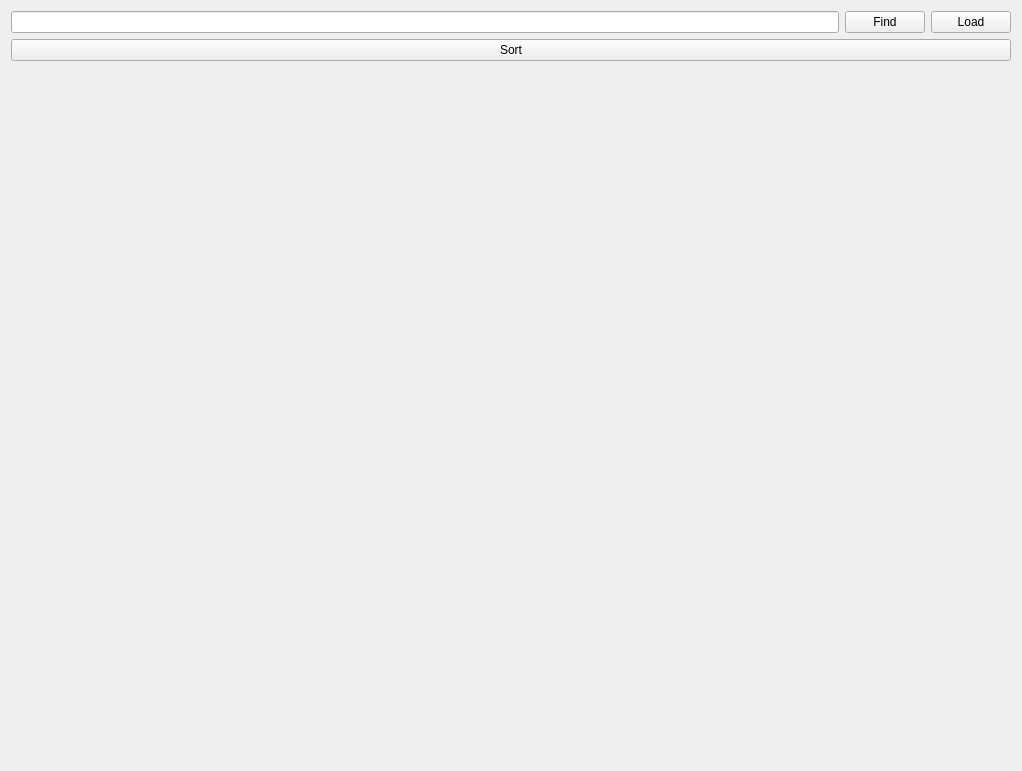
Qt form mainwindow.ui (brunoro/datamoksha) before a commit.
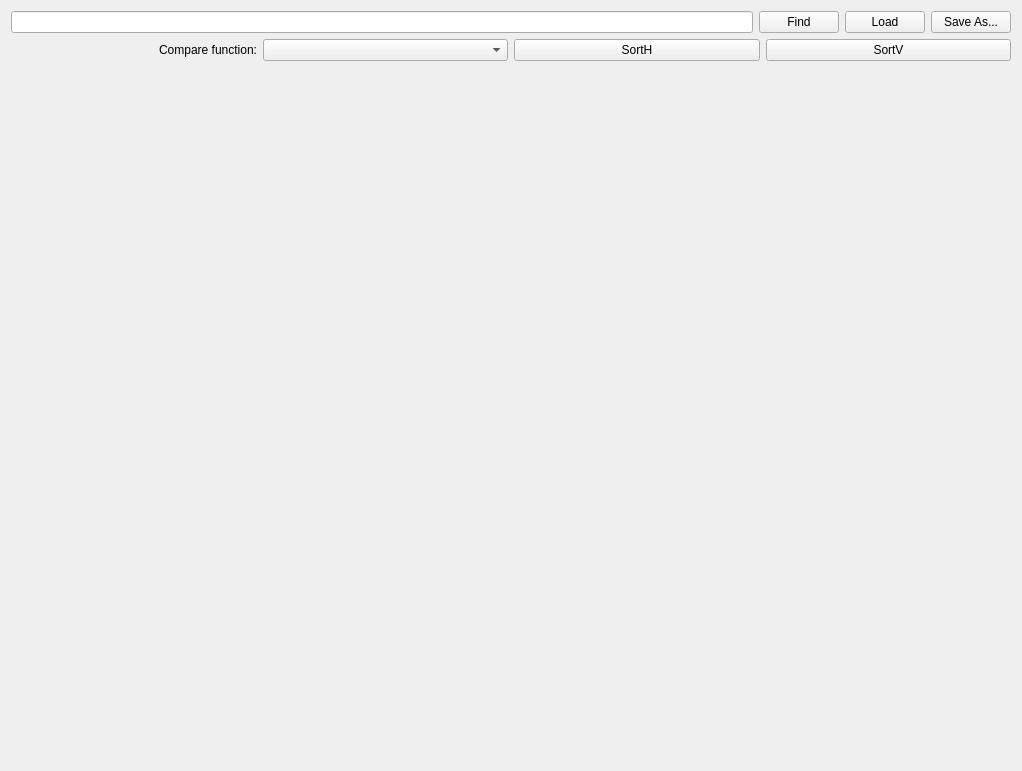
The same form after that commit.

Commit message: save, multiple compare functions, sortV

Patch:
```diff
--- a/mainwindow.ui
+++ b/mainwindow.ui
@@ -34,14 +34,41 @@
         </property>
        </widget>
       </item>
+      <item>
+       <widget class="QPushButton" name="saveButton">
+        <property name="text">
+         <string>Save As...</string>
+        </property>
+       </widget>
+      </item>
      </layout>
     </item>
     <item>
      <layout class="QHBoxLayout" name="effectToolbar">
       <item>
-       <widget class="QPushButton" name="sortButton">
+       <widget class="QLabel" name="label">
         <property name="text">
-         <string>Sort</string>
+         <string>Compare function:</string>
+        </property>
+        <property name="alignment">
+         <set>Qt::AlignRight|Qt::AlignTrailing|Qt::AlignVCenter</set>
+        </property>
+       </widget>
+      </item>
+      <item>
+       <widget class="QComboBox" name="pixelsortCompareFunction"/>
+      </item>
+      <item>
+       <widget class="QPushButton" name="sortHButton">
+        <property name="text">
+         <string>SortH</string>
+        </property>
+       </widget>
+      </item>
+      <item>
+       <widget class="QPushButton" name="sortVButton">
+        <property name="text">
+         <string>SortV</string>
         </property>
        </widget>
       </item>
```
The commit also changes 9 other files.
